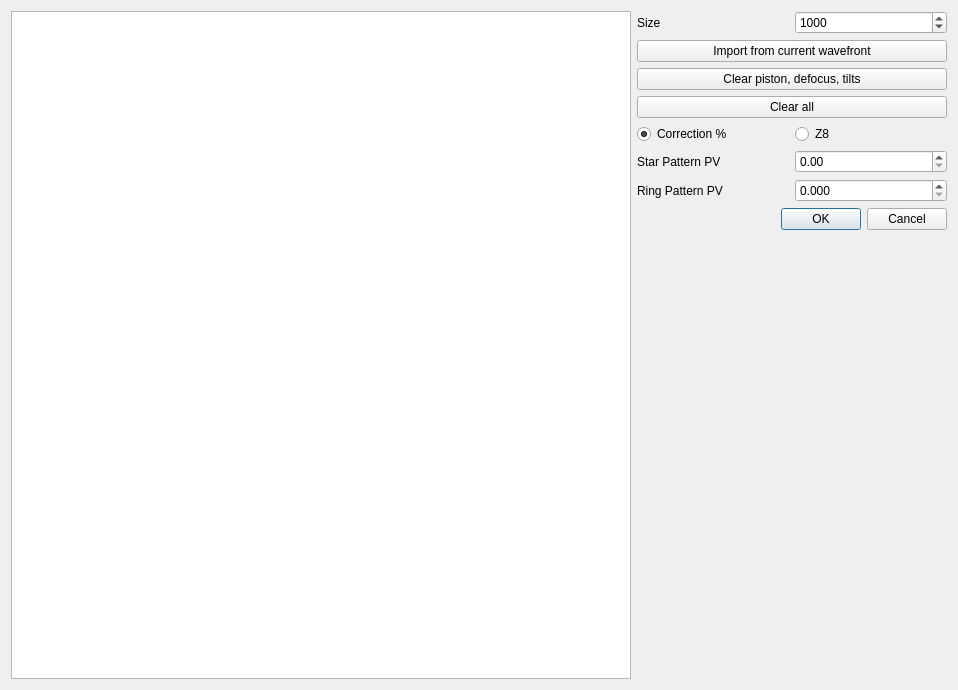
Above: simigramdlg.ui from githubdoe/DFTFringe before the change. Below: the same form after it.
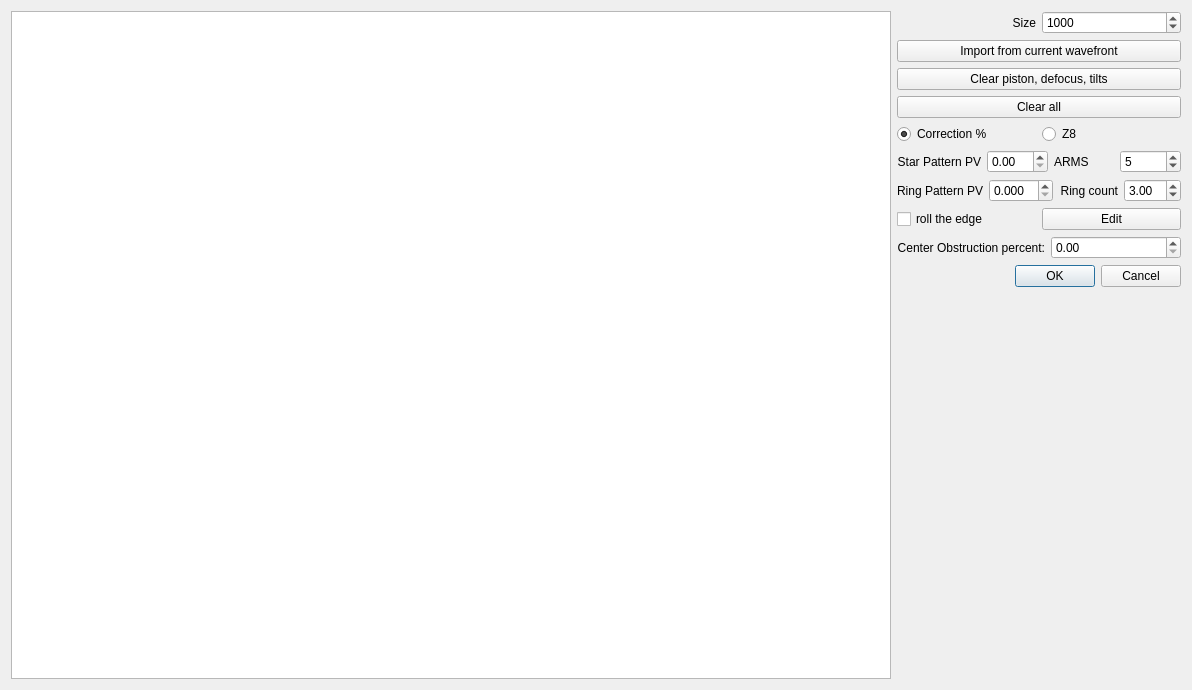
That is the form after the change.

Commit message: Version 6.1 plus create rolled edge surface

What changed in the file:
```diff
--- a/simigramdlg.ui
+++ b/simigramdlg.ui
@@ -6,7 +6,7 @@
    <rect>
     <x>0</x>
     <y>0</y>
-    <width>958</width>
+    <width>1192</width>
     <height>690</height>
    </rect>
   </property>
@@ -16,7 +16,7 @@
   <property name="whatsThis">
    <string>&lt;html&gt;&lt;head/&gt;&lt;body&gt;&lt;p&gt;This will create a interferogram or wavefront using these values and values from the mirror configuration.&lt;/p&gt;&lt;/body&gt;&lt;/html&gt;</string>
   </property>
-  <layout class="QHBoxLayout" name="horizontalLayout_5" stretch="2,1">
+  <layout class="QHBoxLayout" name="horizontalLayout_7" stretch="10,1">
    <item>
     <widget class="QTableView" name="tableView">
      <property name="minimumSize">
@@ -36,6 +36,9 @@
          <property name="text">
           <string>Size</string>
          </property>
+         <property name="alignment">
+          <set>Qt::AlignRight|Qt::AlignTrailing|Qt::AlignVCenter</set>
+         </property>
         </widget>
        </item>
        <item>
@@ -114,6 +117,9 @@
          <property name="text">
           <string>Star Pattern PV</string>
          </property>
+         <property name="alignment">
+          <set>Qt::AlignRight|Qt::AlignTrailing|Qt::AlignVCenter</set>
+         </property>
         </widget>
        </item>
        <item>
@@ -123,6 +129,26 @@
          </property>
         </widget>
        </item>
+       <item>
+        <widget class="QLabel" name="label_3">
+         <property name="text">
+          <string>ARMS</string>
+         </property>
+        </widget>
+       </item>
+       <item>
+        <widget class="QSpinBox" name="starArms">
+         <property name="minimum">
+          <number>0</number>
+         </property>
+         <property name="maximum">
+          <number>100</number>
+         </property>
+         <property name="value">
+          <number>5</number>
+         </property>
+        </widget>
+       </item>
       </layout>
      </item>
      <item>
@@ -132,6 +158,9 @@
          <property name="text">
           <string>Ring Pattern PV</string>
          </property>
+         <property name="alignment">
+          <set>Qt::AlignRight|Qt::AlignTrailing|Qt::AlignVCenter</set>
+         </property>
         </widget>
        </item>
        <item>
@@ -141,6 +170,62 @@
          </property>
          <property name="decimals">
           <number>3</number>
+         </property>
+        </widget>
+       </item>
+       <item>
+        <widget class="QLabel" name="label_2">
+         <property name="text">
+          <string>Ring count</string>
+         </property>
+         <property name="alignment">
+          <set>Qt::AlignRight|Qt::AlignTrailing|Qt::AlignVCenter</set>
+         </property>
+        </widget>
+       </item>
+       <item>
+        <widget class="QDoubleSpinBox" name="ringCount">
+         <property name="value">
+          <double>3.000000000000000</double>
+         </property>
+        </widget>
+       </item>
+      </layout>
+     </item>
+     <item>
+      <layout class="QHBoxLayout" name="horizontalLayout_6">
+       <item>
+        <widget class="QCheckBox" name="rollTheEdge">
+         <property name="text">
+          <string>roll the edge</string>
+         </property>
+        </widget>
+       </item>
+       <item>
+        <widget class="QPushButton" name="EditEdge">
+         <property name="text">
+          <string>Edit</string>
+         </property>
+        </widget>
+       </item>
+      </layout>
+     </item>
+     <item>
+      <layout class="QHBoxLayout" name="horizontalLayout_5">
+       <item>
+        <widget class="QLabel" name="label">
+         <property name="text">
+          <string>Center Obstruction percent:</string>
+         </property>
+         <property name="alignment">
+          <set>Qt::AlignRight|Qt::AlignTrailing|Qt::AlignVCenter</set>
+         </property>
+        </widget>
+       </item>
+       <item>
+        <widget class="QDoubleSpinBox" name="obsPercent">
+         <property name="maximum">
+          <double>99.000000000000000</double>
          </property>
         </widget>
        </item>
```
The commit also changes 22 other files.
